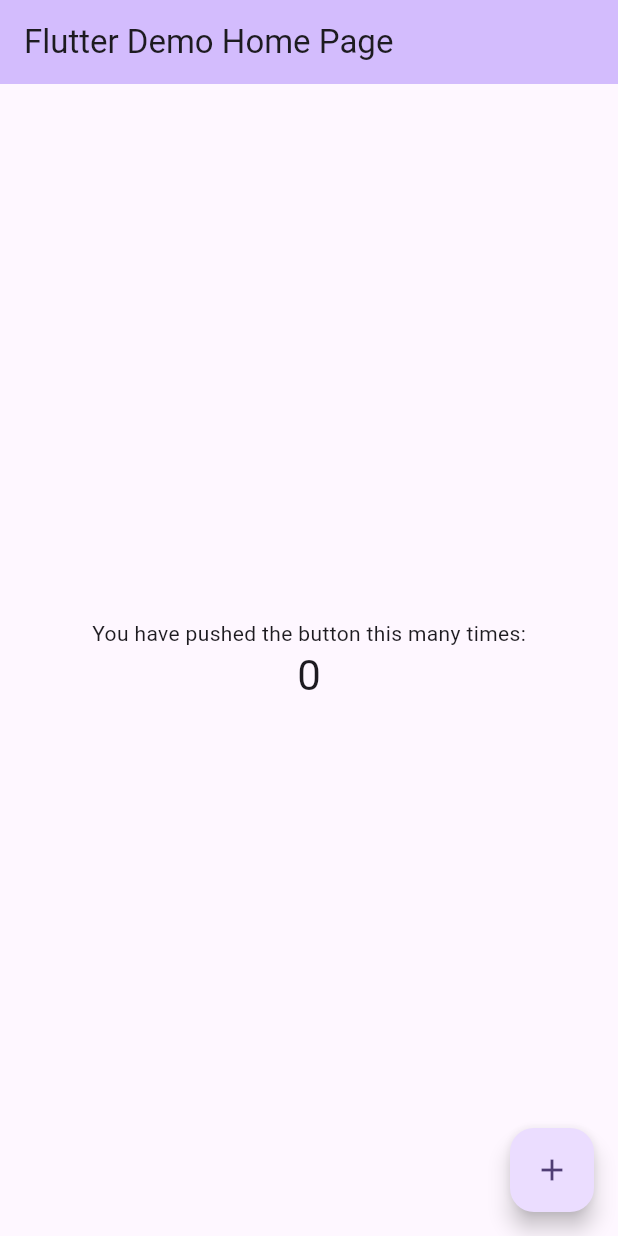
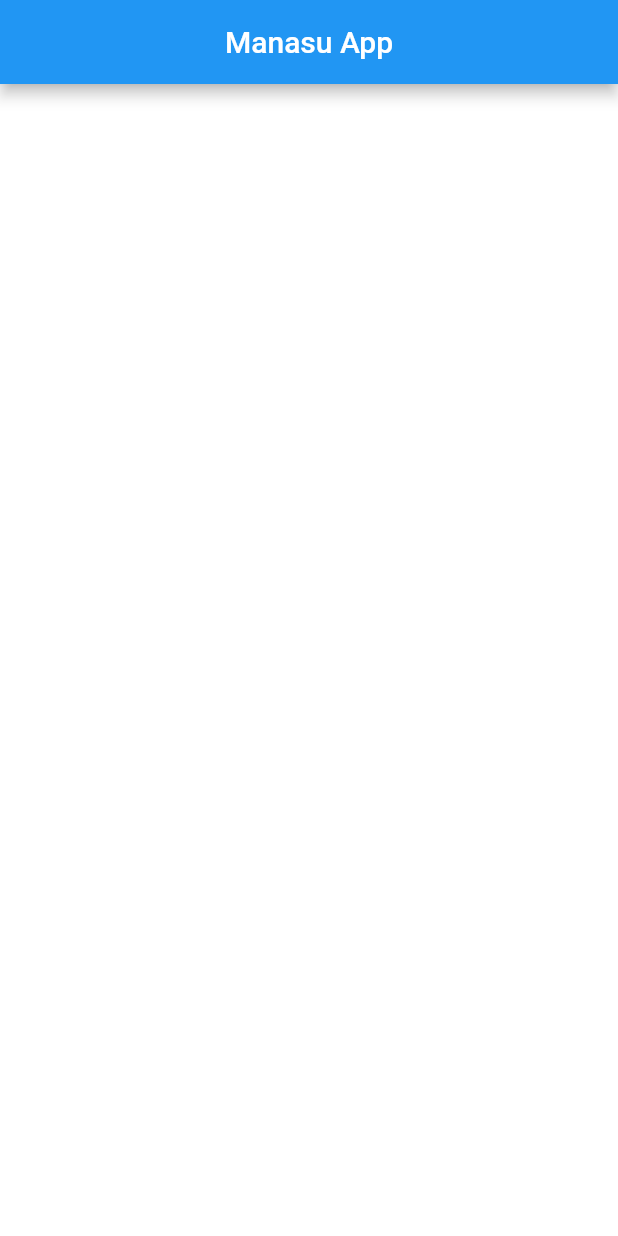
Before and after one commit to itsmohsin/manasuApp, a Flutter app: the screen it shows after launch, on a phone screen of 412 x 824 dp. Run offline on Flutter 3.47's test engine with Material 2 defaults, Android fonts, the phone set to English and light mode, and no system bars.

Commit message:
done with configuration and constant utils

```diff
--- a/lib/main.dart
+++ b/lib/main.dart
@@ -1,4 +1,5 @@
 import 'package:flutter/material.dart';
+import 'package:manasu/utils/config.dart';
 
 void main() {
   runApp(const MyApp());
@@ -7,119 +8,64 @@ void main() {
 class MyApp extends StatelessWidget {
   const MyApp({super.key});
 
-  // This widget is the root of your application.
+  // This is for push navigator
+  static final navigatorKey = GlobalKey<NavigatorState>();
+
   @override
   Widget build(BuildContext context) {
+    // define themeData here
     return MaterialApp(
-      title: 'Flutter Demo',
+      debugShowCheckedModeBanner: false,
+      navigatorKey: navigatorKey,
+      title: 'Manasu App',
       theme: ThemeData(
-        // This is the theme of your application.
-        //
-        // TRY THIS: Try running your application with "flutter run". You'll see
-        // the application has a blue toolbar. Then, without quitting the app,
-        // try changing the seedColor in the colorScheme below to Colors.green
-        // and then invoke "hot reload" (save your changes or press the "hot
-        // reload" button in a Flutter-supported IDE, or press "r" if you used
-        // the command line to start the app).
-        //
-        // Notice that the counter didn't reset back to zero; the application
-        // state is not lost during the reload. To reset the state, use hot
-        // restart instead.
-        //
-        // This works for code too, not just values: Most code changes can be
-        // tested with just a hot reload.
-        colorScheme: ColorScheme.fromSeed(seedColor: Colors.deepPurple),
-        useMaterial3: true,
+        // pre-defined input decoration
+        inputDecorationTheme: const InputDecorationTheme(
+          focusColor: Config.primaryColor,
+          border: Config.outlinedBorder,
+          focusedBorder: Config.focusBorder,
+          errorBorder: Config.errorBorder,
+          floatingLabelStyle: TextStyle(color: Config.primaryColor),
+          prefixIconColor: Colors.black38,
+        ),
+        scaffoldBackgroundColor: Colors.white,
+        bottomNavigationBarTheme: BottomNavigationBarThemeData(
+          backgroundColor: Config.primaryColor,
+          selectedItemColor: Colors.white,
+          unselectedItemColor: Colors.grey.shade700,
+          showSelectedLabels: true,
+          showUnselectedLabels: false,
+          elevation: 10,
+          type: BottomNavigationBarType.fixed,
+        ),
       ),
-      home: const MyHomePage(title: 'Flutter Demo Home Page'),
+      initialRoute: '/',
+      routes: {
+        // this is initial route of the application
+        // which is the auth page (login and signup)
+      },
+      home: const MyHomePage(),
     );
   }
 }
 
 class MyHomePage extends StatefulWidget {
-  const MyHomePage({super.key, required this.title});
-
-  // This widget is the home page of your application. It is stateful, meaning
-  // that it has a State object (defined below) that contains fields that affect
-  // how it looks.
-
-  // This class is the configuration for the state. It holds the values (in this
-  // case the title) provided by the parent (in this case the App widget) and
-  // used by the build method of the State. Fields in a Widget subclass are
-  // always marked "final".
-
-  final String title;
+  const MyHomePage({
+    super.key,
+  });
 
   @override
   State<MyHomePage> createState() => _MyHomePageState();
 }
 
 class _MyHomePageState extends State<MyHomePage> {
-  int _counter = 0;
-
-  void _incrementCounter() {
-    setState(() {
-      // This call to setState tells the Flutter framework that something has
-      // changed in this State, which causes it to rerun the build method below
-      // so that the display can reflect the updated values. If we changed
-      // _counter without calling setState(), then the build method would not be
-      // called again, and so nothing would appear to happen.
-      _counter++;
-    });
-  }
-
   @override
   Widget build(BuildContext context) {
-    // This method is rerun every time setState is called, for instance as done
-    // by the _incrementCounter method above.
-    //
-    // The Flutter framework has been optimized to make rerunning build methods
-    // fast, so that you can just rebuild anything that needs updating rather
-    // than having to individually change instances of widgets.
     return Scaffold(
       appBar: AppBar(
-        // TRY THIS: Try changing the color here to a specific color (to
-        // Colors.amber, perhaps?) and trigger a hot reload to see the AppBar
-        // change color while the other colors stay the same.
-        backgroundColor: Theme.of(context).colorScheme.inversePrimary,
-        // Here we take the value from the MyHomePage object that was created by
-        // the App.build method, and use it to set our appbar title.
-        title: Text(widget.title),
+        centerTitle: true, // Align text center
+        title: const Text("Manasu App"),
       ),
-      body: Center(
-        // Center is a layout widget. It takes a single child and positions it
-        // in the middle of the parent.
-        child: Column(
-          // Column is also a layout widget. It takes a list of children and
-          // arranges them vertically. By default, it sizes itself to fit its
-          // children horizontally, and tries to be as tall as its parent.
-          //
-          // Column has various properties to control how it sizes itself and
-          // how it positions its children. Here we use mainAxisAlignment to
-          // center the children vertically; the main axis here is the vertical
-          // axis because Columns are vertical (the cross axis would be
-          // horizontal).
-          //
-          // TRY THIS: Invoke "debug painting" (choose the "Toggle Debug Paint"
-          // action in the IDE, or press "p" in the console), to see the
-          // wireframe for each widget.
-          mainAxisAlignment: MainAxisAlignment.center,
-          children: <Widget>[
-            const Text(
-              'You have pushed the button this many times:',
-            ),
-            Text(
-              '$_counter',
-              style: Theme.of(context).textTheme.headlineMedium,
-            ),
-          ],
-        ),
-      ),
-      floatingActionButton: FloatingActionButton(
-        onPressed: _incrementCounter,
-        tooltip: 'Increment',
-        child: const Icon(Icons.add),
-      ), // This trailing comma makes auto-formatting nicer for build methods.
     );
   }
 }
--- /dev/null
+++ b/lib/utils/config.dart
@@ -0,0 +1,48 @@
+// setting constant configuration here
+import 'package:flutter/material.dart';
+
+class Config {
+  static MediaQueryData? mediaQueryData;
+  static double? screenWidth;
+  static double? screenHeight;
+
+// width and height intialization
+  void init(BuildContext context) {
+    mediaQueryData = MediaQuery.of(context);
+    screenWidth = mediaQueryData!.size.width;
+    screenHeight = mediaQueryData!.size.height;
+  }
+
+  static get widthSize {
+    return screenWidth;
+  }
+
+  static get heightSize {
+    return screenHeight;
+  }
+
+  // define spacing height
+  static const spaceSmall = SizedBox(height: 25);
+  static final spaceMedium = SizedBox(height: screenHeight! * 0.05);
+  static final spaceBig = SizedBox(height: screenWidth! * 0.08);
+
+  // textform field border
+  static const outlinedBorder = OutlineInputBorder(
+    borderRadius: BorderRadius.all(Radius.circular(8)),
+  );
+
+  static const focusBorder = OutlineInputBorder(
+    borderRadius: BorderRadius.all(Radius.circular(8)),
+    borderSide: BorderSide(
+      color: Colors.greenAccent,
+    ),
+  );
+
+  static const errorBorder = OutlineInputBorder(
+      borderRadius: BorderRadius.all(Radius.circular(8)),
+      borderSide: BorderSide(
+        color: Colors.red,
+      ));
+
+  static const primaryColor = Colors.greenAccent;
+}
--- /dev/null
+++ b/lib/utils/text.dart
@@ -0,0 +1,14 @@
+// this i si pre-defined text for application
+
+class AppText {
+  static final enText = {
+    'welcome_text': 'Welcome',
+    'signIn_text': 'Sign in to your account',
+    'registered_text': 'Already have an account?',
+    'register_text':
+        'You can easilly sign up, and connect to the Doctors nearby',
+    'signUp_text': 'Don\'t have an account?',
+    'social-login': 'Or continue with social account',
+    'forgot_password': 'Forgot your password?',
+  };
+}
```
Also changed, not shown: pubspec.yaml (+11 -6 lines), pubspec.lock, 7 other files.
